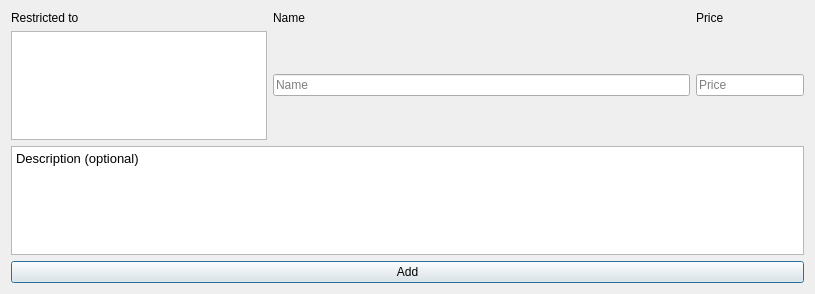
First picture: the form in ui/NewPrice.ui, repository MakeICT/event-creator, before the edit.
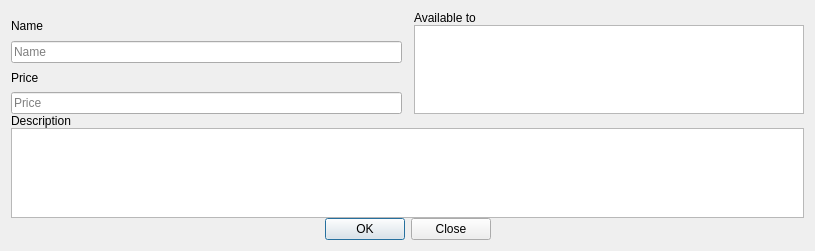
Second picture: the form after the edit.

Diff of the .ui file:
```diff
--- a/ui/NewPrice.ui
+++ b/ui/NewPrice.ui
@@ -7,7 +7,7 @@
     <x>0</x>
     <y>0</y>
     <width>815</width>
-    <height>294</height>
+    <height>251</height>
    </rect>
   </property>
   <property name="windowTitle">
@@ -16,48 +16,82 @@
   <property name="modal">
    <bool>false</bool>
   </property>
+  <layout class="QVBoxLayout" name="_2">
+   <property name="spacing">
+    <number>0</number>
+   </property>
+   <item>
+    <layout class="QHBoxLayout" name="horizontalLayout">
+     <property name="spacing">
+      <number>12</number>
+     </property>
+     <item>
   <layout class="QVBoxLayout" name="verticalLayout_2">
-   <item>
-    <layout class="QGridLayout" name="gridLayout" columnstretch="0,1,0,0" columnminimumwidth="0,0,0,0">
-     <item row="0" column="0">
-      <widget class="QLabel" name="label">
-       <property name="text">
-        <string>Restricted to</string>
+       <property name="spacing">
+        <number>0</number>
        </property>
-      </widget>
-     </item>
-     <item row="0" column="1">
+       <item>
       <widget class="QLabel" name="label_2">
        <property name="text">
         <string>Name</string>
        </property>
       </widget>
      </item>
-     <item row="0" column="2">
+       <item>
+        <widget class="QLineEdit" name="nameInput">
+         <property name="placeholderText">
+          <string>Name</string>
+         </property>
+        </widget>
+       </item>
+       <item>
       <widget class="QLabel" name="label_3">
        <property name="text">
         <string>Price</string>
        </property>
       </widget>
      </item>
-     <item row="1" column="2">
+       <item>
       <widget class="QLineEdit" name="priceInput">
        <property name="placeholderText">
         <string>Price</string>
        </property>
       </widget>
      </item>
-     <item row="1" column="1">
-      <widget class="QLineEdit" name="nameInput">
-       <property name="placeholderText">
-        <string>Name</string>
+      </layout>
+     </item>
+     <item>
+      <layout class="QVBoxLayout" name="verticalLayout">
+       <property name="spacing">
+        <number>0</number>
        </property>
-      </widget>
-     </item>
-     <item row="1" column="0">
-      <widget class="QListWidget" name="restrictionList"/>
-     </item>
-    </layout>
+       <item>
+        <widget class="QLabel" name="label">
+         <property name="text">
+          <string>Available to</string>
+         </property>
+        </widget>
+       </item>
+       <item>
+        <widget class="QListWidget" name="restrictionList">
+         <property name="selectionMode">
+          <enum>QAbstractItemView::MultiSelection</enum>
+         </property>
+        </widget>
+       </item>
+      </layout>
+     </item>
+    </layout>
+   </item>
+   <item>
+    <widget class="QWidget" name="widget" native="true"/>
+   </item>
+   <item>
+    <widget class="QLabel" name="label_4">
+     <property name="text">
+      <string>Description</string>
+     </property>
+    </widget>
    </item>
    <item>
     <widget class="QTextEdit" name="descriptionInput">
@@ -66,14 +100,17 @@
 &lt;html&gt;&lt;head&gt;&lt;meta name=&quot;qrichtext&quot; content=&quot;1&quot; /&gt;&lt;style type=&quot;text/css&quot;&gt;
 p, li { white-space: pre-wrap; }
 &lt;/style&gt;&lt;/head&gt;&lt;body style=&quot; font-family:'Arial'; font-size:10pt; font-weight:400; font-style:normal;&quot;&gt;
-&lt;p style=&quot; margin-top:0px; margin-bottom:0px; margin-left:0px; margin-right:0px; -qt-block-indent:0; text-indent:0px;&quot;&gt;Description (optional)&lt;/p&gt;&lt;/body&gt;&lt;/html&gt;</string>
+&lt;p style=&quot;-qt-paragraph-type:empty; margin-top:0px; margin-bottom:0px; margin-left:0px; margin-right:0px; -qt-block-indent:0; text-indent:0px;&quot;&gt;&lt;br /&gt;&lt;/p&gt;&lt;/body&gt;&lt;/html&gt;</string>
      </property>
     </widget>
    </item>
    <item>
-    <widget class="QPushButton" name="pushButton">
-     <property name="text">
-      <string>Add</string>
+    <widget class="QDialogButtonBox" name="buttonBox">
+     <property name="standardButtons">
+      <set>QDialogButtonBox::Close|QDialogButtonBox::Ok</set>
+     </property>
+     <property name="centerButtons">
+      <bool>true</bool>
      </property>
     </widget>
    </item>
```
Left out of the diff: 7 changed lines with no effect on the pictures. Lines whose indentation alone changed are shown as unchanged.
